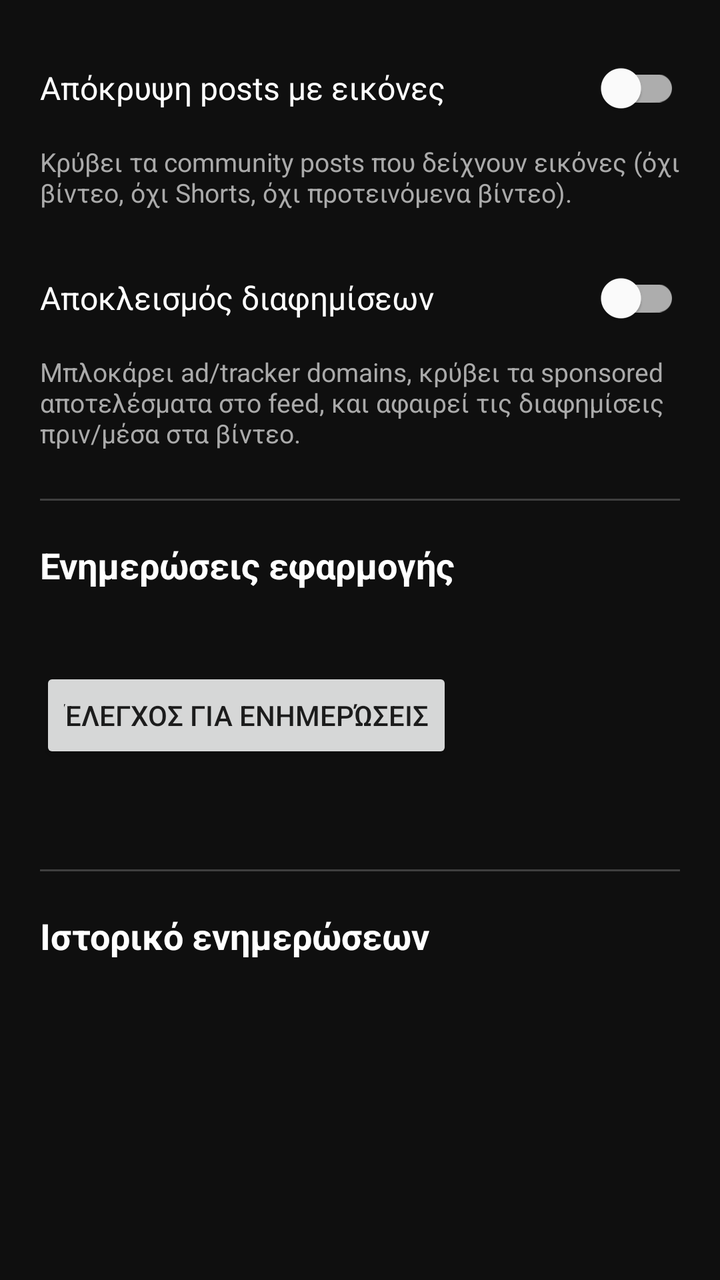
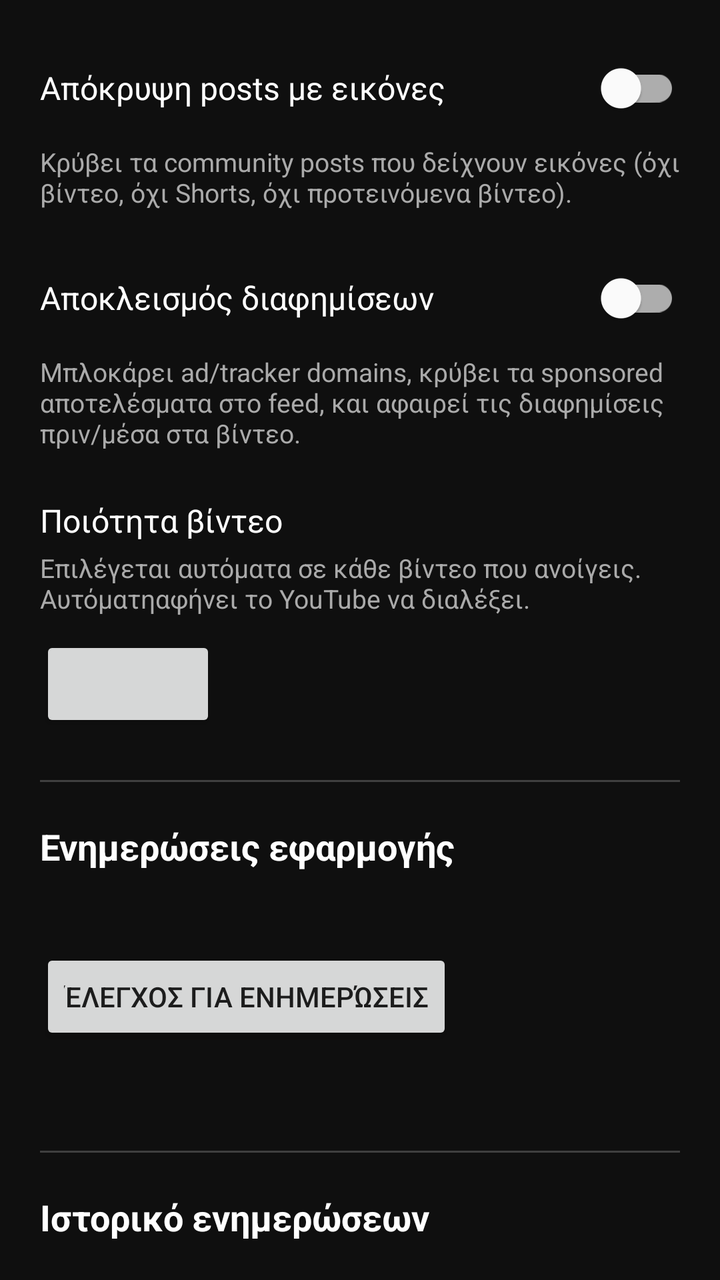

Screens rendered from an Android XML layout before and after an edit, with the pre-edit source and the edit as a unified diff.
<!-- AndroidManifest.xml: application theme Theme.MyTube -->
<!-- res/layout/activity_settings.xml -->
<?xml version="1.0" encoding="utf-8"?>
<androidx.core.widget.NestedScrollView xmlns:android="http://schemas.android.com/apk/res/android"
    xmlns:app="http://schemas.android.com/apk/res-auto"
    android:layout_width="match_parent"
    android:layout_height="match_parent"
    android:background="@color/black">

    <LinearLayout
        android:layout_width="match_parent"
        android:layout_height="wrap_content"
        android:orientation="vertical"
        android:padding="20dp">

        
        <com.google.android.material.switchmaterial.SwitchMaterial
            android:id="@+id/switchFilterImagePosts"
            android:layout_width="match_parent"
            android:layout_height="wrap_content"
            android:text="@string/pref_filter_title"
            android:textColor="@color/white"
            android:textSize="16sp" />

        <TextView
            android:layout_width="match_parent"
            android:layout_height="wrap_content"
            android:layout_marginTop="4dp"
            android:layout_marginBottom="20dp"
            android:text="@string/pref_filter_summary"
            android:textColor="#AAAAAA"
            android:textSize="13sp" />

        
        <com.google.android.material.switchmaterial.SwitchMaterial
            android:id="@+id/switchBlockAds"
            android:layout_width="match_parent"
            android:layout_height="wrap_content"
            android:text="@string/pref_adblock_title"
            android:textColor="@color/white"
            android:textSize="16sp" />

        <TextView
            android:layout_width="match_parent"
            android:layout_height="wrap_content"
            android:layout_marginTop="4dp"
            android:layout_marginBottom="24dp"
            android:text="@string/pref_adblock_summary"
            android:textColor="#AAAAAA"
            android:textSize="13sp" />

        <View
            android:layout_width="match_parent"
            android:layout_height="1dp"
            android:layout_marginBottom="20dp"
            android:background="#33FFFFFF" />

        
        <TextView
            android:layout_width="match_parent"
            android:layout_height="wrap_content"
            android:layout_marginBottom="8dp"
            android:text="@string/section_updates"
            android:textColor="@color/white"
            android:textSize="18sp"
            android:textStyle="bold" />

        <TextView
            android:id="@+id/textCurrentVersion"
            android:layout_width="match_parent"
            android:layout_height="wrap_content"
            android:layout_marginBottom="12dp"
            android:textColor="#CCCCCC"
            android:textSize="14sp" />

        <Button
            android:id="@+id/buttonCheckUpdates"
            android:layout_width="wrap_content"
            android:layout_height="wrap_content"
            android:text="@string/check_updates" />

        <TextView
            android:id="@+id/textUpdateStatus"
            android:layout_width="match_parent"
            android:layout_height="wrap_content"
            android:layout_marginTop="10dp"
            android:textColor="@color/white"
            android:textSize="14sp" />

        <Button
            android:id="@+id/buttonDownloadInstall"
            android:layout_width="wrap_content"
            android:layout_height="wrap_content"
            android:layout_marginTop="8dp"
            android:text="@string/download_install"
            android:visibility="gone" />

        <ProgressBar
            android:id="@+id/progressUpdate"
            style="?android:attr/progressBarStyleHorizontal"
            android:layout_width="match_parent"
            android:layout_height="wrap_content"
            android:layout_marginTop="8dp"
            android:max="100"
            android:visibility="gone" />

        <View
            android:layout_width="match_parent"
            android:layout_height="1dp"
            android:layout_marginTop="24dp"
            android:layout_marginBottom="20dp"
            android:background="#33FFFFFF" />

        
        <TextView
            android:layout_width="match_parent"
            android:layout_height="wrap_content"
            android:layout_marginBottom="8dp"
            android:text="@string/section_history"
            android:textColor="@color/white"
            android:textSize="18sp"
            android:textStyle="bold" />

        <LinearLayout
            android:id="@+id/containerHistory"
            android:layout_width="match_parent"
            android:layout_height="wrap_content"
            android:layout_marginBottom="40dp"
            android:orientation="vertical" />

    </LinearLayout>

</androidx.core.widget.NestedScrollView>
<!-- resources referenced by this layout -->
<resources>
  <color name="black">#FF0F0F0F</color>
  <color name="white">#FFFFFFFF</color>
  <string name="check_updates">Έλεγχος για ενημερώσεις</string>
  <string name="download_install">Λήψη &amp; εγκατάσταση</string>
  <string name="pref_adblock_summary">Μπλοκάρει ad/tracker domains, κρύβει τα sponsored αποτελέσματα στο feed, και αφαιρεί τις διαφημίσεις πριν/μέσα στα βίντεο.</string>
  <string name="pref_adblock_title">Αποκλεισμός διαφημίσεων</string>
  <string name="pref_filter_summary">Κρύβει τα community posts που δείχνουν εικόνες (όχι βίντεο, όχι Shorts, όχι προτεινόμενα βίντεο).</string>
  <string name="pref_filter_title">Απόκρυψη posts με εικόνες</string>
  <string name="section_history">Ιστορικό ενημερώσεων</string>
  <string name="section_updates">Ενημερώσεις εφαρμογής</string>
  <style name="Theme.MyTube" parent="Theme.MaterialComponents.DayNight.NoActionBar">
          <item name="colorPrimary">@color/black</item>
          <item name="colorPrimaryDark">@color/black</item>
          <item name="colorAccent">@color/youtube_red</item>
          <item name="android:windowBackground">@color/black</item>
      </style>
  <color name="youtube_red">#FF0000</color>
</resources>

<!-- the commit's change to res/layout/activity_settings.xml (unified diff, before → after) -->
@@ -46,6 +46,29 @@
             android:text="@string/pref_adblock_summary"
             android:textColor="#AAAAAA"
             android:textSize="13sp" />
+
+        
+        <TextView
+            android:layout_width="match_parent"
+            android:layout_height="wrap_content"
+            android:layout_marginBottom="4dp"
+            android:text="@string/pref_quality_title"
+            android:textColor="@color/white"
+            android:textSize="16sp" />
+
+        <TextView
+            android:layout_width="match_parent"
+            android:layout_height="wrap_content"
+            android:layout_marginBottom="10dp"
+            android:text="@string/pref_quality_summary"
+            android:textColor="#AAAAAA"
+            android:textSize="13sp" />
+
+        <Button
+            android:id="@+id/buttonVideoQuality"
+            android:layout_width="wrap_content"
+            android:layout_height="wrap_content"
+            android:layout_marginBottom="24dp" />
 
         <View
             android:layout_width="match_parent"
<!-- resource entries referenced after the edit -->
@@ -8,6 +8,8 @@
   <string name="pref_adblock_title">Αποκλεισμός διαφημίσεων</string>
   <string name="pref_filter_summary">Κρύβει τα community posts που δείχνουν εικόνες (όχι βίντεο, όχι Shorts, όχι προτεινόμενα βίντεο).</string>
   <string name="pref_filter_title">Απόκρυψη posts με εικόνες</string>
+  <string name="pref_quality_summary">Επιλέγεται αυτόματα σε κάθε βίντεο που ανοίγεις. "Αυτόματη" αφήνει το YouTube να διαλέξει.</string>
+  <string name="pref_quality_title">Ποιότητα βίντεο</string>
   <string name="section_history">Ιστορικό ενημερώσεων</string>
   <string name="section_updates">Ενημερώσεις εφαρμογής</string>
   <style name="Theme.MyTube" parent="Theme.MaterialComponents.DayNight.NoActionBar">
